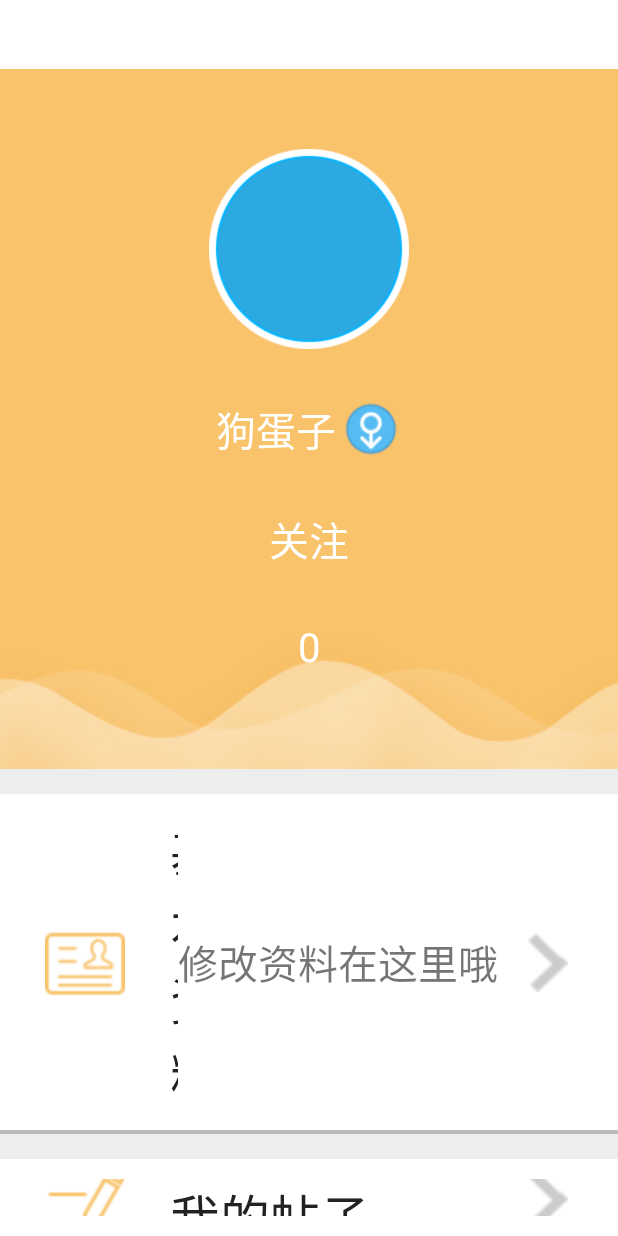
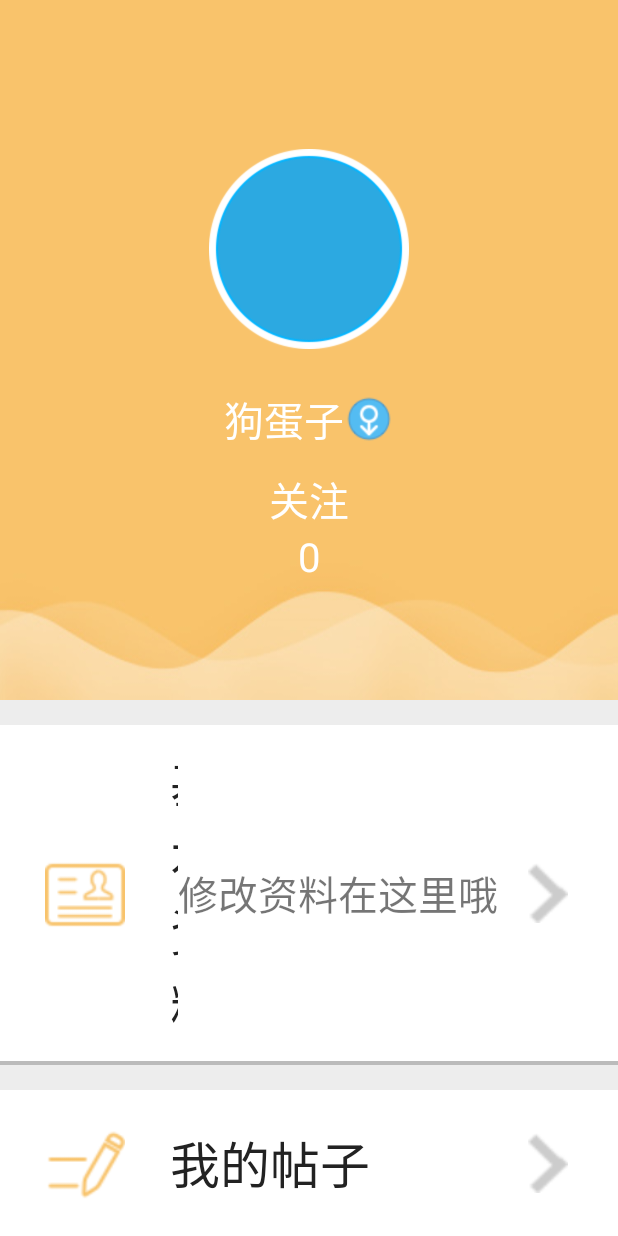
Before and after one commit to guosheng1222/SmallLemon, an Android app: the fragment MineFragment shown on its own in the app's theme, on a phone screen of 412 x 824 dp. Run offline under Robolectric (Android 15) with nearby library versions, the phone set to English and light mode, and no system bars; our stand-ins replace CircleImageView; libraries missing offline, so code that uses them is left out: com.zhy.autolayout; plain views replace AutoLinearLayout; 4 statements that could not run were skipped.

Commit message:
2016.12.29 修复了一些bug  优化布局

```diff
--- a/app/src/main/res/layout/fragment_mine.xml
+++ b/app/src/main/res/layout/fragment_mine.xml
@@ -1,18 +1,17 @@
 <?xml version="1.0" encoding="utf-8"?>
 <com.zhy.autolayout.AutoLinearLayout xmlns:android="http://schemas.android.com/apk/res/android"
-    xmlns:app="http://schemas.android.com/apk/res-auto"
     android:layout_width="match_parent"
     android:layout_height="match_parent"
     android:background="#fff"
-    android:orientation="vertical"
-    android:paddingTop="69px">
+    android:orientation="vertical">
 
 
     <com.zhy.autolayout.AutoLinearLayout
         android:layout_width="match_parent"
         android:layout_height="700px"
         android:background="@drawable/profile_bg"
-        android:orientation="vertical">
+        android:orientation="vertical"
+        android:paddingTop="69px">
 
         <ImageView
             android:id="@+id/iv_user_head"
@@ -26,7 +25,7 @@
             android:layout_width="wrap_content"
             android:layout_height="wrap_content"
             android:layout_gravity="center_horizontal"
-            android:layout_marginTop="50px"
+            android:layout_marginTop="40px"
             android:orientation="horizontal">
 
             <TextView
@@ -39,9 +38,8 @@
                 android:textSize="@dimen/textSize_normal" />
 
             <ImageView
-                android:layout_width="60px"
-                android:layout_height="60px"
-                android:layout_marginLeft="5px"
+                android:layout_width="50px"
+                android:layout_height="match_parent"
                 android:src="@drawable/profile_male" />
         </com.zhy.autolayout.AutoLinearLayout>
 
@@ -51,7 +49,7 @@
             android:layout_width="wrap_content"
             android:layout_height="wrap_content"
             android:layout_gravity="center_horizontal"
-            android:layout_marginTop="50px"
+            android:layout_marginTop="20px"
             android:text="关注"
             android:textColor="@color/colorWhite"
             android:textSize="@dimen/textSize_normal" />
@@ -61,7 +59,6 @@
             android:layout_width="wrap_content"
             android:layout_height="wrap_content"
             android:layout_gravity="center_horizontal"
-            android:layout_marginTop="50px"
             android:text="0"
             android:textColor="@color/colorWhite"
             android:textSize="@dimen/textSize_normal" />
```
